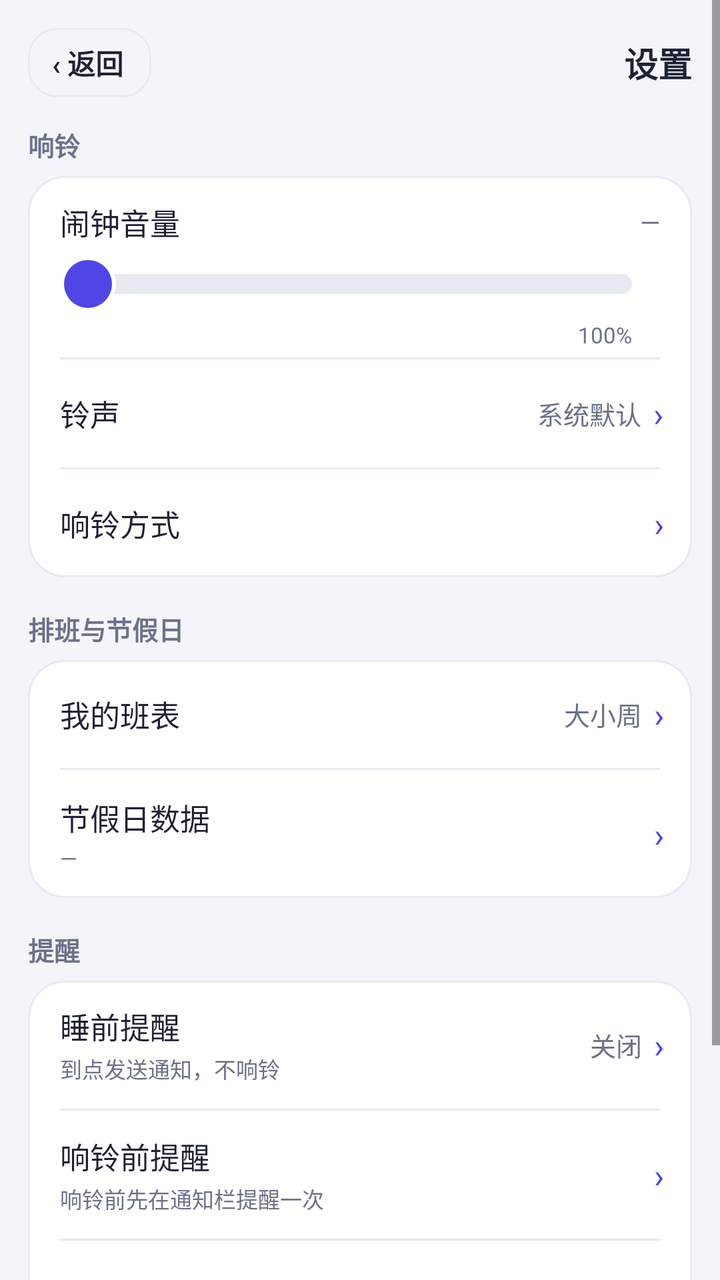
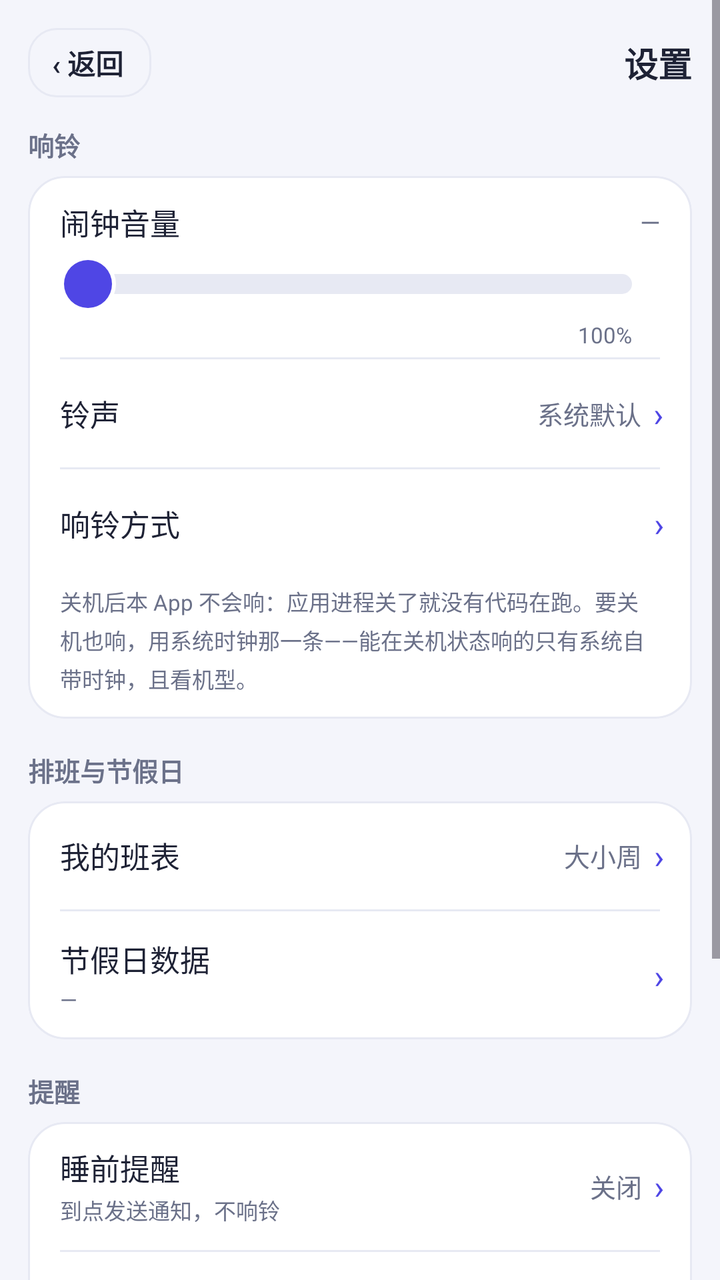

Screens rendered from an Android XML layout before and after an edit, with the pre-edit source and the edit as a unified diff.
<!-- AndroidManifest.xml: application theme Theme.WeekdayAlarm -->
<!-- res/layout/activity_settings.xml -->
<?xml version="1.0" encoding="utf-8"?>
<ScrollView xmlns:android="http://schemas.android.com/apk/res/android"
    android:layout_width="match_parent"
    android:layout_height="match_parent"
    android:background="@color/bg"
    android:fitsSystemWindows="true">

    <LinearLayout
        android:layout_width="match_parent"
        android:layout_height="wrap_content"
        android:orientation="vertical"
        android:padding="14dp">

        
        <LinearLayout
            android:layout_width="match_parent"
            android:layout_height="wrap_content"
            android:layout_marginBottom="14dp"
            android:gravity="center_vertical"
            android:orientation="horizontal">

            <TextView
                android:id="@+id/btn_back"
                android:layout_width="wrap_content"
                android:layout_height="wrap_content"
                android:background="@drawable/bg_time_outline"
                android:clickable="true"
                android:focusable="true"
                android:paddingStart="@dimen/space_12"
                android:paddingEnd="14dp"
                android:paddingTop="7dp"
                android:paddingBottom="7dp"
                android:text="@string/button_back"
                android:textColor="@color/ink"
                android:textSize="14sp"
                android:textStyle="bold" />

            <TextView
                android:layout_width="0dp"
                android:layout_height="wrap_content"
                android:layout_weight="1"
                android:gravity="end"
                android:text="@string/settings_page_title"
                android:textColor="@color/ink"
                android:textSize="17sp"
                android:textStyle="bold" />
        </LinearLayout>

        
        <TextView
            style="@style/SectionTitle"
            android:layout_width="wrap_content"
            android:layout_height="wrap_content"
            android:layout_marginBottom="@dimen/space_6"
            android:text="@string/settings_section_alarm" />

        <LinearLayout
            android:layout_width="match_parent"
            android:layout_height="wrap_content"
            android:background="@drawable/bg_card"
            android:clipToOutline="true"
            android:orientation="vertical">

            
            <LinearLayout
                android:layout_width="match_parent"
                android:layout_height="wrap_content"
                android:orientation="vertical"
                android:paddingStart="@dimen/space_16"
                android:paddingTop="@dimen/space_12"
                android:paddingEnd="@dimen/space_16"
                android:paddingBottom="@dimen/space_4">

                <LinearLayout
                    android:layout_width="match_parent"
                    android:layout_height="wrap_content"
                    android:gravity="center_vertical"
                    android:orientation="horizontal">

                    <TextView
                        style="@style/SettingsTitle"
                        android:layout_width="0dp"
                        android:layout_height="wrap_content"
                        android:layout_weight="1"
                        android:text="@string/settings_volume_label" />

                    <TextView
                        android:id="@+id/tv_volume"
                        style="@style/SettingsValue"
                        android:layout_width="wrap_content"
                        android:layout_height="wrap_content"
                        android:text="@string/settings_volume_default" />
                </LinearLayout>

                
                <SeekBar
                    android:id="@+id/seek_volume_embed"
                    android:layout_width="match_parent"
                    android:layout_height="wrap_content"
                    android:layout_marginTop="@dimen/space_2"
                    android:minHeight="36dp"
                    android:paddingStart="14dp"
                    android:paddingEnd="14dp"
                    android:progressDrawable="@drawable/seek_track"
                    android:splitTrack="false"
                    android:thumb="@drawable/seek_thumb" />

                
                <LinearLayout
                    android:layout_width="match_parent"
                    android:layout_height="wrap_content"
                    android:orientation="horizontal"
                    android:paddingStart="14dp"
                    android:paddingEnd="14dp">

                    <TextView
                        android:id="@+id/tv_volume_floor"
                        android:layout_width="0dp"
                        android:layout_height="wrap_content"
                        android:layout_weight="1"
                        android:textColor="@color/sub"
                        android:textSize="11sp" />

                    <TextView
                        android:layout_width="wrap_content"
                        android:layout_height="wrap_content"
                        android:text="100%"
                        android:textColor="@color/sub"
                        android:textSize="11sp" />
                </LinearLayout>
            </LinearLayout>

            <View style="@style/SettingsDivider" />

                        <LinearLayout
                            android:id="@+id/row_ringtone"
                            android:layout_width="match_parent"
                            android:layout_height="wrap_content"
                            android:background="?attr/selectableItemBackground"
                            android:clickable="true"
                            android:focusable="true"
                            android:gravity="center_vertical"
                            android:minHeight="54dp"
                            android:orientation="horizontal"
                            android:paddingStart="@dimen/space_16"
                            android:paddingEnd="14dp">

                            <TextView
                                style="@style/SettingsTitle"
                                android:layout_width="0dp"
                                android:layout_height="wrap_content"
                                android:layout_weight="1"
                                android:text="@string/settings_ringtone_title" />

                            <TextView
                                android:id="@+id/tv_ringtone"
                                style="@style/SettingsValue"
                                android:layout_width="0dp"
                                android:layout_height="wrap_content"
                                android:layout_weight="0.9"
                                android:gravity="end"
                                android:text="@string/settings_ringtone_default" />

                            <TextView style="@style/SettingsChevron" />
                        </LinearLayout>

                        <View style="@style/SettingsDivider" />

            
            <LinearLayout
                android:id="@+id/row_more_ring"
                android:layout_width="match_parent"
                android:layout_height="wrap_content"
                android:background="?attr/selectableItemBackground"
                android:clickable="true"
                android:focusable="true"
                android:gravity="center_vertical"
                android:minHeight="54dp"
                android:orientation="horizontal"
                android:paddingStart="@dimen/space_16"
                android:paddingEnd="14dp">

                <TextView
                    style="@style/SettingsTitle"
                    android:layout_width="0dp"
                    android:layout_height="wrap_content"
                    android:layout_weight="1"
                    android:text="@string/settings_more_ring_title" />

                <TextView style="@style/SettingsChevron" />
            </LinearLayout>
        </LinearLayout>

        
        <TextView
            style="@style/SectionTitle"
            android:layout_width="wrap_content"
            android:layout_height="wrap_content"
            android:layout_marginTop="@dimen/space_16"
            android:layout_marginBottom="@dimen/space_6"
            android:text="@string/settings_section_schedule" />

        <LinearLayout
            android:layout_width="match_parent"
            android:layout_height="wrap_content"
            android:background="@drawable/bg_card"
            android:clipToOutline="true"
            android:orientation="vertical">

                        <LinearLayout
                            android:id="@+id/row_week_mode"
                            android:layout_width="match_parent"
                            android:layout_height="wrap_content"
                            android:background="?attr/selectableItemBackground"
                            android:clickable="true"
                            android:focusable="true"
                            android:gravity="center_vertical"
                            android:minHeight="54dp"
                            android:orientation="horizontal"
                            android:paddingStart="@dimen/space_16"
                            android:paddingEnd="14dp">

                            <TextView
                                style="@style/SettingsTitle"
                                android:layout_width="0dp"
                                android:layout_height="wrap_content"
                                android:layout_weight="1"
                                android:text="@string/settings_week_mode_title" />

                            <TextView
                                android:id="@+id/tv_week_mode"
                                style="@style/SettingsValue"
                                android:layout_width="wrap_content"
                                android:layout_height="wrap_content"
                                android:text="@string/settings_week_mode_default" />

                            <TextView style="@style/SettingsChevron" />
                        </LinearLayout>

                        <View style="@style/SettingsDivider" />

                        <LinearLayout
                            android:id="@+id/row_holiday_data"
                            android:layout_width="match_parent"
                            android:layout_height="wrap_content"
                            android:background="?attr/selectableItemBackground"
                            android:clickable="true"
                            android:focusable="true"
                            android:gravity="center_vertical"
                            android:minHeight="64dp"
                            android:orientation="horizontal"
                            android:paddingStart="@dimen/space_16"
                            android:paddingEnd="14dp"
                            android:paddingTop="@dimen/space_10"
                            android:paddingBottom="@dimen/space_10">

                            <LinearLayout
                                android:layout_width="0dp"
                                android:layout_height="wrap_content"
                                android:layout_weight="1"
                                android:orientation="vertical">

                                <TextView
                                    style="@style/SettingsTitle"
                                    android:layout_width="wrap_content"
                                    android:layout_height="wrap_content"
                                    android:text="@string/settings_holiday_data_title" />

                                <TextView
                                    android:id="@+id/tv_holiday_data"
                                    style="@style/SettingsSummary"
                                    android:layout_width="wrap_content"
                                    android:layout_height="wrap_content"
                                    android:layout_marginTop="@dimen/space_2"
                                    android:text="@string/settings_holiday_data_default" />
                            </LinearLayout>

                            <TextView style="@style/SettingsChevron" />
                        </LinearLayout>
        </LinearLayout>

        
        <TextView
            style="@style/SectionTitle"
            android:layout_width="wrap_content"
            android:layout_height="wrap_content"
            android:layout_marginTop="@dimen/space_16"
            android:layout_marginBottom="@dimen/space_6"
            android:text="@string/settings_section_remind" />

        <LinearLayout
            android:layout_width="match_parent"
            android:layout_height="wrap_content"
            android:background="@drawable/bg_card"
            android:clipToOutline="true"
            android:orientation="vertical">

            
            <LinearLayout
                android:id="@+id/row_bedtime"
                android:layout_width="match_parent"
                android:layout_height="wrap_content"
                android:background="?attr/selectableItemBackground"
                android:clickable="true"
                android:focusable="true"
                android:gravity="center_vertical"
                android:minHeight="64dp"
                android:orientation="horizontal"
                android:paddingStart="@dimen/space_16"
                android:paddingTop="@dimen/space_10"
                android:paddingEnd="14dp"
                android:paddingBottom="@dimen/space_10">

                <LinearLayout
                    android:layout_width="0dp"
                    android:layout_height="wrap_content"
                    android:layout_weight="1"
                    android:orientation="vertical">

                    <TextView
                        style="@style/SettingsTitle"
                        android:layout_width="wrap_content"
                        android:layout_height="wrap_content"
                        android:text="@string/settings_bedtime_title" />

                    
                    <TextView
                        android:id="@+id/tv_bedtime"
                        style="@style/SettingsSummary"
                        android:layout_width="wrap_content"
                        android:layout_height="wrap_content"
                        android:layout_marginTop="@dimen/space_2"
                        android:text="@string/settings_bedtime_hint" />
                </LinearLayout>

                <TextView
                    android:id="@+id/tv_bedtime_value"
                    style="@style/SettingsValue"
                    android:layout_width="wrap_content"
                    android:layout_height="wrap_content"
                    android:text="@string/settings_bedtime_default" />

                <TextView style="@style/SettingsChevron" />
            </LinearLayout>

            <View style="@style/SettingsDivider" />

                        <LinearLayout
                            android:id="@+id/row_pre_notice"
                            android:layout_width="match_parent"
                            android:layout_height="wrap_content"
                            android:background="?attr/selectableItemBackground"
                            android:clickable="true"
                            android:focusable="true"
                            android:gravity="center_vertical"
                            android:minHeight="64dp"
                            android:orientation="horizontal"
                            android:paddingStart="@dimen/space_16"
                            android:paddingEnd="14dp"
                            android:paddingTop="@dimen/space_10"
                            android:paddingBottom="@dimen/space_10">

                            <LinearLayout
                                android:layout_width="0dp"
                                android:layout_height="wrap_content"
                                android:layout_weight="1"
                                android:orientation="vertical">

                                <TextView
                                    style="@style/SettingsTitle"
                                    android:layout_width="wrap_content"
                                    android:layout_height="wrap_content"
                                    android:text="@string/settings_pre_notice_title" />

                                <TextView
                                    android:id="@+id/tv_pre_notice"
                                    style="@style/SettingsSummary"
                                    android:layout_width="wrap_content"
                                    android:layout_height="wrap_content"
                                    android:layout_marginTop="@dimen/space_2"
                                    android:text="@string/settings_pre_notice_summary" />
                            </LinearLayout>

                            
                            <TextView
                                android:id="@+id/tv_pre_notice_value"
                                style="@style/SettingsValue"
                                android:layout_width="wrap_content"
                                android:layout_height="wrap_content" />

                            <TextView style="@style/SettingsChevron" />
                        </LinearLayout>

                        <View style="@style/SettingsDivider" />

                        
                        <LinearLayout
                            android:id="@+id/row_snooze"
                            android:layout_width="match_parent"
                            android:layout_height="wrap_content"
                            android:background="?attr/selectableItemBackground"
                            android:clickable="true"
                            android:focusable="true"
                            android:gravity="center_vertical"
                            android:minHeight="54dp"
                            android:orientation="horizontal"
                            android:paddingStart="@dimen/space_16"
                            android:paddingEnd="14dp">

                            <TextView
                                style="@style/SettingsTitle"
                                android:layout_width="0dp"
                                android:layout_height="wrap_content"
                                android:layout_weight="1"
                                android:text="@string/settings_snooze_title" />

                            <TextView
                                android:id="@+id/tv_snooze"
                                style="@style/SettingsValue"
                                android:layout_width="wrap_content"
                                android:layout_height="wrap_content"
                                android:text="@string/more_snooze_default" />

                            <TextView style="@style/SettingsChevron" />
                        </LinearLayout>
        </LinearLayout>

        
        <TextView
            style="@style/SectionTitle"
            android:layout_width="wrap_content"
            android:layout_height="wrap_content"
            android:layout_marginTop="@dimen/space_16"
            android:layout_marginBottom="@dimen/space_6"
            android:text="@string/settings_section_other" />

        <LinearLayout
            android:layout_width="match_parent"
            android:layout_height="wrap_content"
            android:background="@drawable/bg_card"
            android:clipToOutline="true"
            android:orientation="vertical">

            
            <LinearLayout
                android:id="@+id/row_more"
                android:layout_width="match_parent"
                android:layout_height="wrap_content"
                android:background="?attr/selectableItemBackground"
                android:clickable="true"
                android:focusable="true"
                android:gravity="center_vertical"
                android:minHeight="54dp"
                android:orientation="horizontal"
                android:paddingStart="@dimen/space_16"
                android:paddingEnd="14dp">

                <TextView
                    style="@style/SettingsTitle"
                    android:layout_width="0dp"
                    android:layout_height="wrap_content"
                    android:layout_weight="1"
                    android:text="@string/settings_more_title" />

                <TextView style="@style/SettingsChevron" />
            </LinearLayout>
        </LinearLayout>
    </LinearLayout>
</ScrollView>
<!-- resources referenced by this layout -->
<resources>
  <color name="bg">#F4F5FB</color>
  <color name="ink">#1E2235</color>
  <color name="sub">#6B7189</color>
  <dimen name="space_10">10dp</dimen>
  <dimen name="space_12">12dp</dimen>
  <dimen name="space_16">16dp</dimen>
  <dimen name="space_2">2dp</dimen>
  <dimen name="space_4">4dp</dimen>
  <dimen name="space_6">6dp</dimen>
  <!-- drawable bg_card (drawable) -->
  <?xml version="1.0" encoding="utf-8"?>
  <shape xmlns:android="http://schemas.android.com/apk/res/android"
      android:shape="rectangle">
      <solid android:color="@color/card" />
      <corners android:radius="@dimen/radius_card" />
      <stroke android:width="1dp" android:color="@color/line" />
  </shape>
  <string name="button_back">‹ 返回</string>
  <string name="more_snooze_default">5 分钟 × 3 次</string>
  <string name="settings_bedtime_default">关闭</string>
  <string name="settings_bedtime_hint">到点发送通知，不响铃</string>
  <string name="settings_bedtime_title">睡前提醒</string>
  <string name="settings_holiday_data_default">—</string>
  <string name="settings_holiday_data_title">节假日数据</string>
  <string name="settings_more_ring_title">响铃方式</string>
  <string name="settings_more_title">其他设置</string>
  <string name="settings_page_title">设置</string>
  <string name="settings_pre_notice_summary">响铃前先在通知栏提醒一次</string>
  <string name="settings_pre_notice_title">响铃前提醒</string>
  <string name="settings_ringtone_default">系统默认</string>
  <string name="settings_ringtone_title">铃声</string>
  <string name="settings_section_alarm">响铃</string>
  <string name="settings_section_other">更多</string>
  <string name="settings_section_remind">提醒</string>
  <string name="settings_section_schedule">排班与节假日</string>
  <string name="settings_snooze_title">稍后提醒</string>
  <string name="settings_volume_default">—</string>
  <string name="settings_volume_label">闹钟音量</string>
  <string name="settings_week_mode_default">大小周</string>
  <string name="settings_week_mode_title">我的班表</string>
  <style name="SectionTitle">
          <item name="android:textColor">@color/sub</item>
          <item name="android:textSize">@dimen/font_body</item>
          <item name="android:textStyle">bold</item>
      </style>
  <style name="SettingsDivider">
          <item name="android:layout_width">match_parent</item>
          <item name="android:layout_height">1dp</item>
          <item name="android:layout_marginStart">@dimen/space_16</item>
          <item name="android:layout_marginEnd">@dimen/space_16</item>
          <item name="android:background">@color/line</item>
      </style>
  <style name="SettingsSummary">
          <item name="android:textColor">@color/sub</item>
          <item name="android:textSize">@dimen/font_caption</item>
          <item name="android:lineSpacingMultiplier">1.2</item>
      </style>
  <style name="SettingsTitle">
          <item name="android:textColor">@color/ink</item>
          <item name="android:textSize">@dimen/font_title</item>
      </style>
  <style name="SettingsValue">
          <item name="android:textColor">@color/sub</item>
          <item name="android:textSize">@dimen/font_body</item>
          <item name="android:maxLines">1</item>
          <item name="android:ellipsize">end</item>
      </style>
  <color name="card">#FFFFFF</color>
  <dimen name="radius_card">18dp</dimen>
  <color name="line">#E7E9F3</color>
  <dimen name="radius_row">14dp</dimen>
  <color name="indigo">#4F46E5</color>
  <dimen name="radius_chip">10dp</dimen>
  <dimen name="font_body">13sp</dimen>
  <dimen name="font_chevron">17sp</dimen>
  <dimen name="font_caption">11sp</dimen>
  <dimen name="font_title">15sp</dimen>
  <color name="indigo_dark">#4338CA</color>
  <color name="white">#FFFFFFFF</color>
  <!-- unchanged entries left out for length: 5 -->
</resources>

<!-- the commit's change to res/layout/activity_settings.xml (unified diff, before → after) -->
@@ -189,9 +189,19 @@
 
                 <TextView style="@style/SettingsChevron" />
             </LinearLayout>
+
+            
+            <TextView
+                style="@style/SettingsSummary"
+                android:layout_width="match_parent"
+                android:layout_height="wrap_content"
+                android:paddingStart="@dimen/space_16"
+                android:paddingTop="4dp"
+                android:paddingEnd="@dimen/space_16"
+                android:paddingBottom="12dp"
+                android:text="@string/settings_shutdown_tip" />
         </LinearLayout>
 
-        
         <TextView
             style="@style/SectionTitle"
             android:layout_width="wrap_content"
<!-- resource entries referenced after the edit -->
@@ -35,6 +35,7 @@
   <string name="settings_section_other">更多</string>
   <string name="settings_section_remind">提醒</string>
   <string name="settings_section_schedule">排班与节假日</string>
+  <string name="settings_shutdown_tip">关机后本 App 不会响：应用进程关了就没有代码在跑。要关机也响，用系统时钟那一条——能在关机状态响的只有系统自带时钟，且看机型。</string>
   <string name="settings_snooze_title">稍后提醒</string>
   <string name="settings_volume_default">—</string>
   <string name="settings_volume_label">闹钟音量</string>
